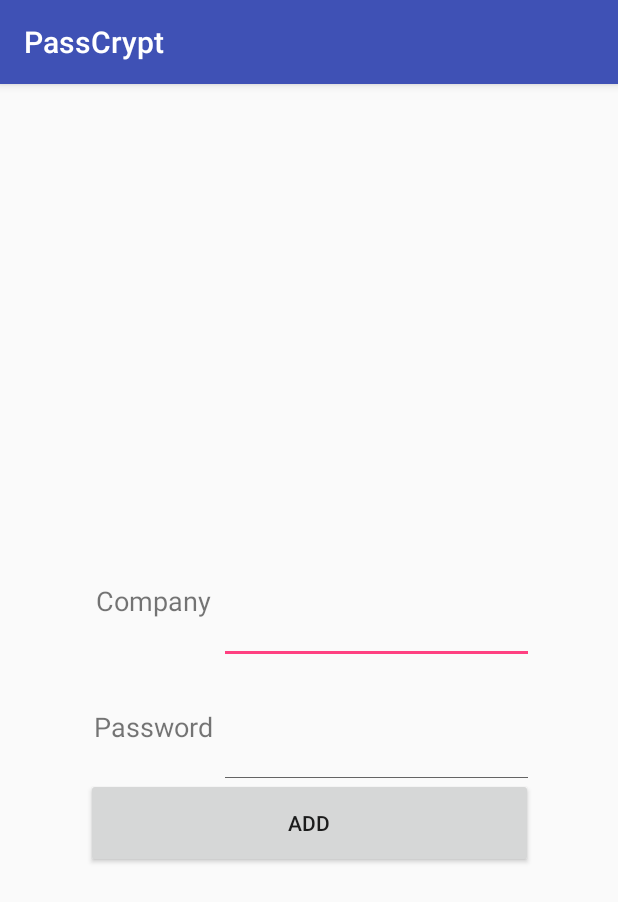
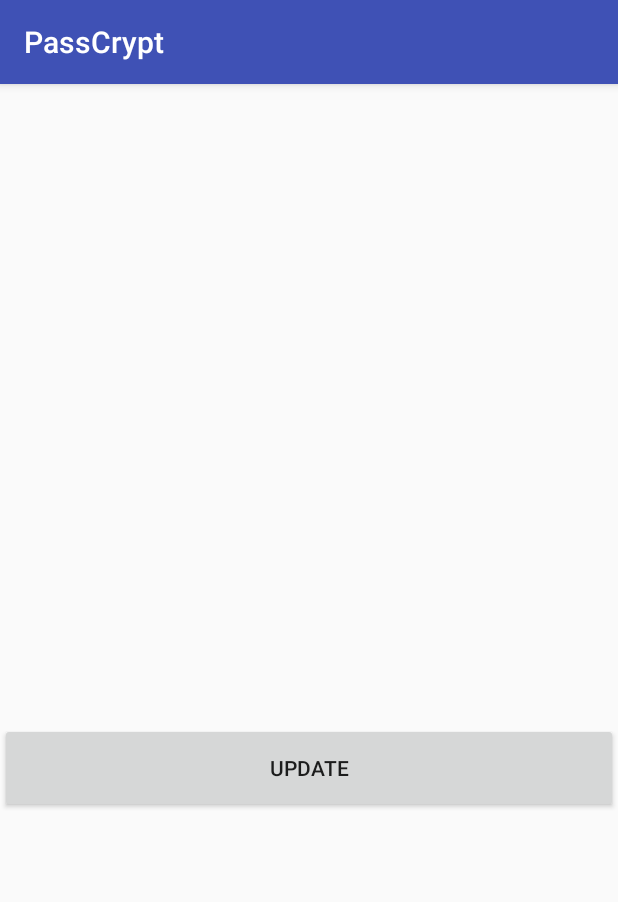
Before and after one commit to bbreck3/PassCrypt, an Android app: the ShowPassData screen opened directly, with no data from a screen before it, on a phone screen of 412 x 824 dp. Shown: the top 902 px of the screen. Run offline under Robolectric (Android 15) with nearby library versions, the phone set to English and light mode, and no system bars.

Commit message:
Fixed database querry issue, restructured password object

```diff
--- a/app/src/main/java/com/example/passcrypt/ShowPassData.java
+++ b/app/src/main/java/com/example/passcrypt/ShowPassData.java
@@ -1,7 +1,14 @@
 package com.example.passcrypt;
 
+import android.content.Intent;
+import android.net.Uri;
 import android.support.v7.app.AppCompatActivity;
 import android.os.Bundle;
+import android.view.View;
+import android.widget.Button;
+import android.widget.EditText;
+import android.widget.TextView;
+import android.widget.Toast;
 
 public class ShowPassData extends AppCompatActivity {
 
@@ -9,5 +16,23 @@ public class ShowPassData extends AppCompatActivity {
     protected void onCreate(Bundle savedInstanceState) {
         super.onCreate(savedInstanceState);
         setContentView(R.layout.activity_show_pass_data);
+        Button btnUpdate = (Button) findViewById(R.id.btnUpdatePass);
+        String userPassword;
+        String userCompany;
+//        final TextView company = (TextView) findViewById(R.id.tv_company_data);
+        final TextView password = (TextView) findViewById(R.id.tv_password_data);
+        Bundle bundle = getIntent().getExtras();
+        if(bundle!=null){
+            userPassword = bundle.getString("password");
+            userCompany = bundle.getString("company");
+//            company.setText(userCompany);
+            password.setText(userPassword);
+        }
+        btnUpdate.setOnClickListener(new View.OnClickListener() {
+            @Override
+            public void onClick(View view) {
+                Toast.makeText(getApplicationContext(),"Reached update Password",Toast.LENGTH_LONG).show();
+            }
+        });
     }
 }
--- a/app/src/main/res/layout/activity_show_pass_data.xml
+++ b/app/src/main/res/layout/activity_show_pass_data.xml
@@ -6,7 +6,7 @@
     android:layout_height="match_parent"
     tools:context="com.example.passcrypt.ShowPassData">
 
-    <GridLayout
+    <!--   <GridLayout
         android:id="@+id/gridlayout"
         android:layout_width="297dp"
         android:layout_height="160dp"
@@ -19,7 +19,7 @@
         app:layout_constraintTop_toTopOf="parent"
         app:layout_constraintVertical_bias="0.498">
 
-        <TextView
+       &lt;!&ndash; <TextView
             android:id="@+id/tv_company"
             android:layout_width="88dp"
             android:layout_height="83dp"
@@ -41,37 +41,55 @@
             android:textColorLink="@android:color/black"
             android:textSize="18sp" />
 
-        <EditText
-            android:id="@+id/et_company"
+        <TextView
+            android:id="@+id/tv_company_data"
             android:layout_width="210dp"
             android:layout_height="83dp"
             android:layout_column="1"
             android:layout_row="0"
             android:gravity="center"
+            android:text=""
             android:textColorLink="@android:color/black"
-            android:textSize="18sp" />
+            android:textSize="18sp" />&ndash;&gt;
 
-        <EditText
-            android:id="@+id/et_password"
+        <TextView
+            android:id="@+id/tv_password_data"
             android:layout_width="210dp"
             android:layout_height="83dp"
             android:layout_column="1"
             android:layout_row="1"
             android:gravity="center"
+            android:text=""
             android:textColorLink="@android:color/black"
             android:textSize="18sp" />
 
 
-    </GridLayout>
-
-    <Button
-        android:id="@+id/btnAddPass"
-        android:layout_width="298dp"
-        android:layout_height="60dp"
-        android:text="ADD"
+    </GridLayout>-->
+    <TextView
+        android:id="@+id/tv_password_data"
+        android:layout_width="0dp"
+        android:layout_height="83dp"
+        android:layout_column="1"
+        android:layout_row="1"
+        android:gravity="center"
+        android:text=""
+        android:textColorLink="@android:color/black"
+        android:textSize="36sp"
+        android:textStyle="bold"
+        app:layout_constraintBottom_toBottomOf="parent"
         app:layout_constraintEnd_toEndOf="parent"
         app:layout_constraintHorizontal_bias="0.5"
         app:layout_constraintStart_toStartOf="parent"
-        app:layout_constraintTop_toBottomOf="@+id/gridlayout" />
+        app:layout_constraintTop_toTopOf="parent" />
+
+    <Button
+        android:id="@+id/btnUpdatePass"
+        android:layout_width="0dp"
+        android:layout_height="60dp"
+        android:text="UPDATE"
+        app:layout_constraintEnd_toEndOf="parent"
+        app:layout_constraintHorizontal_bias="0.0"
+        app:layout_constraintStart_toStartOf="parent"
+        app:layout_constraintTop_toBottomOf="@+id/tv_password_data" />
 
 </android.support.constraint.ConstraintLayout>
```
Also changed, not shown: app/src/main/java/com/example/passcrypt/DBHelper.java (+39 -12 lines), app/src/main/java/com/example/passcrypt/PassList.java (+46 -9 lines), app/src/main/res/values/styles.xml (+11 -0 lines).
